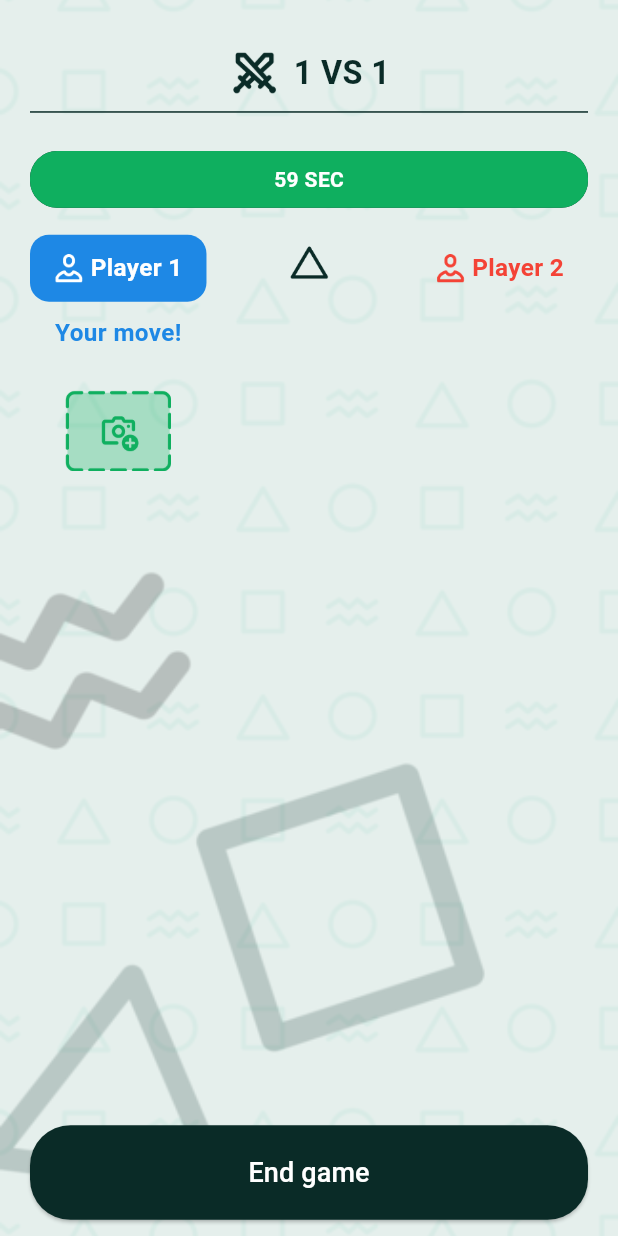
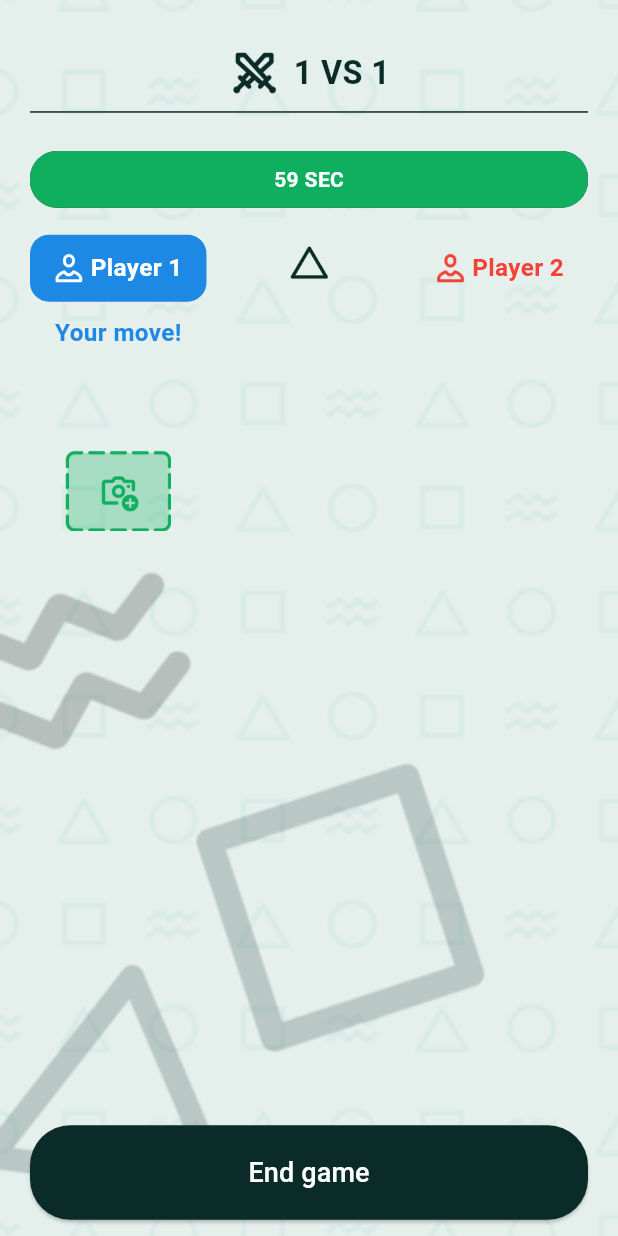
Before and after one commit to talhaliaqat3355/geometryhunter, a Flutter app: the WhosBiggerScreen screen opened directly, on a phone screen of 412 x 824 dp. Run offline on Flutter 3.47's test engine with Material 3 defaults, Android fonts, the phone set to English and light mode, and no system bars; our stand-ins replace audioplayers, device_preview, flutter_screenutil, get, image_picker.

Commit message:
changes in 1vs1

```diff
--- a/lib/controller/one_vs_one_controller.dart
+++ b/lib/controller/one_vs_one_controller.dart
@@ -59,7 +59,6 @@ class OneVsOneController extends GetxController {
           } else {
             player2ImagePath = savedFile.path;
           }
-
           // Notify callback and switch player
           onCaptured(savedFile.path);
           currentPlayer.value = currentPlayer.value == 1 ? 2 : 1;
--- a/lib/screens/1vs1game-mod_screen.dart
+++ b/lib/screens/1vs1game-mod_screen.dart
@@ -190,8 +190,12 @@ class WhosBiggerScreen extends StatelessWidget {
             ],
           ),
         ),
-        if (isActive)
-          Padding(
+
+        // Fixed height container for "Your move!" text or equivalent space
+        Container(
+          height: 40.h, // Fixed height to match active player's space
+          child: isActive
+              ? Padding(
             padding: EdgeInsets.only(top: 10.h),
             child: Text(
               "Your move!",
@@ -201,27 +205,34 @@ class WhosBiggerScreen extends StatelessWidget {
                 fontSize: 18.sp,
               ),
             ),
+          )
+              : null,
         ),
-        SizedBox(height: 20.h),
-        if (imagePath != null)
+
+        // Fixed height container for captured image
         Container(
           width: 80.w,
           height: 60.h,
-            decoration: BoxDecoration(
+          decoration: imagePath != null
+              ? BoxDecoration(
             border: Border.all(color: kPlayerColor, width: 2.w),
             borderRadius: BorderRadius.circular(8.r),
+          )
+              : null,
+          child: imagePath != null
+              ? Image.file(File(imagePath), fit: BoxFit.cover)
+              : null,
         ),
-            child: Image.file(File(imagePath), fit: BoxFit.cover),
-          ),
-        if (isActive)
-          GestureDetector(
+        // Fixed height container for camera placeholder or equivalent space
+        Container(
+          height: 70.h, // Height matches camera placeholder + padding
+          child: isActive
+              ? GestureDetector(
             onTap: () {
               Get.to(() => SelectShapeScreen(
                 onShapeSelected: (shape) async {
                   Get.back();
-                  await controller.takeTurn((imagePath) {
-                    // optional: trigger UI update
-                  }, shape);
+                  await controller.takeTurn((imagePath) {}, shape);
                 },
               ));
             },
@@ -229,6 +240,8 @@ class WhosBiggerScreen extends StatelessWidget {
               padding: EdgeInsets.only(top: 10.h),
               child: Image.asset('assets/images/camera_placeholder.png', height: 60.h),
             ),
+          )
+              : null,
         ),
       ],
     );
```
Also changed, not shown: lib/constants.dart (+26 -0 lines), lib/screens/guide_screen.dart (+2 -11 lines), lib/screens/select-shape_screen.dart (+4 -16 lines), lib/screens/whats-psychogeometry_screen.dart (+2 -11 lines). Lines whose indentation alone changed are shown as unchanged.
